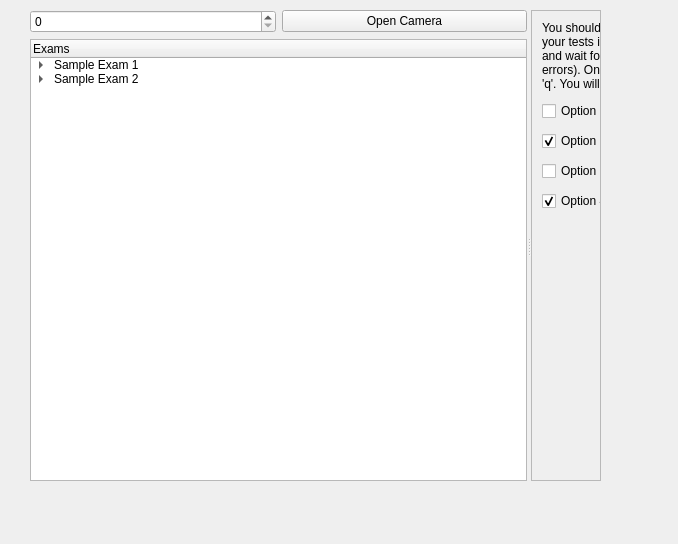
First picture: the form in qtui/ui/page3_scan.ui, repository matcom/autoexam, before the edit.
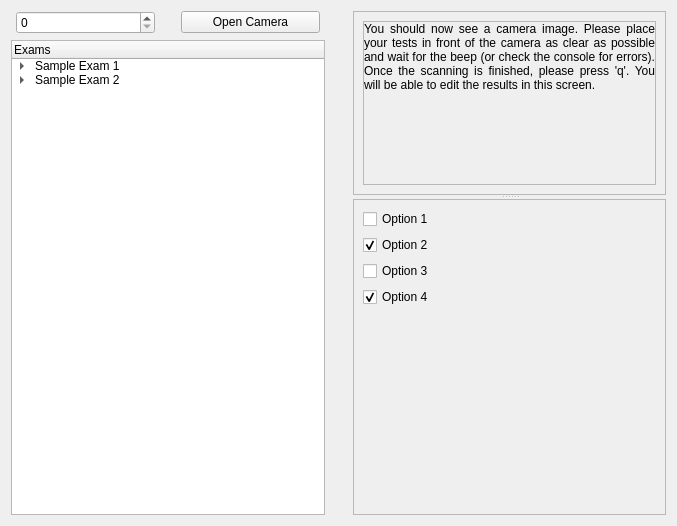
Second picture: the form after the edit.

Commit message: Fix the scanner layout

The edit to the form file:
```diff
--- a/qtui/ui/page3_scan.ui
+++ b/qtui/ui/page3_scan.ui
@@ -6,53 +6,120 @@
    <rect>
     <x>0</x>
     <y>0</y>
-    <width>678</width>
-    <height>544</height>
+    <width>677</width>
+    <height>526</height>
    </rect>
   </property>
   <property name="windowTitle">
    <string>WizardPage</string>
   </property>
-  <widget class="QSplitter" name="splitter">
-   <property name="geometry">
-    <rect>
-     <x>30</x>
-     <y>10</y>
-     <width>571</width>
-     <height>471</height>
-    </rect>
-   </property>
-   <property name="maximumSize">
-    <size>
-     <width>16777215</width>
-     <height>16777215</height>
-    </size>
-   </property>
-   <property name="orientation">
-    <enum>Qt::Horizontal</enum>
-   </property>
-   <widget class="QWidget" name="">
+  <layout class="QHBoxLayout" name="horizontalLayout_2">
+   <item>
     <layout class="QVBoxLayout" name="verticalLayout">
      <item>
       <layout class="QHBoxLayout" name="horizontalLayout">
+       <item>
+        <spacer name="horizontalSpacer_2">
+         <property name="orientation">
+          <enum>Qt::Horizontal</enum>
+         </property>
+         <property name="sizeType">
+          <enum>QSizePolicy::Minimum</enum>
+         </property>
+         <property name="sizeHint" stdset="0">
+          <size>
+           <width>5</width>
+           <height>20</height>
+          </size>
+         </property>
+        </spacer>
+       </item>
        <item>
         <widget class="QSpinBox" name="cameraIndexSpin">
+         <property name="sizePolicy">
+          <sizepolicy hsizetype="Preferred" vsizetype="Fixed">
+           <horstretch>0</horstretch>
+           <verstretch>0</verstretch>
+          </sizepolicy>
+         </property>
          <property name="maximum">
           <number>2</number>
          </property>
         </widget>
        </item>
+       <item>
+        <spacer name="horizontalSpacer">
+         <property name="orientation">
+          <enum>Qt::Horizontal</enum>
+         </property>
+         <property name="sizeType">
+          <enum>QSizePolicy::Preferred</enum>
+         </property>
+         <property name="sizeHint" stdset="0">
+          <size>
+           <width>20</width>
+           <height>20</height>
+          </size>
+         </property>
+        </spacer>
+       </item>
        <item>
         <widget class="QPushButton" name="openCameraButton">
+         <property name="sizePolicy">
+          <sizepolicy hsizetype="Preferred" vsizetype="Fixed">
+           <horstretch>0</horstretch>
+           <verstretch>0</verstretch>
+          </sizepolicy>
+         </property>
          <property name="text">
           <string>Open Camera</string>
          </property>
         </widget>
        </item>
+       <item>
+        <spacer name="horizontalSpacer_3">
+         <property name="orientation">
+          <enum>Qt::Horizontal</enum>
+         </property>
+         <property name="sizeType">
+          <enum>QSizePolicy::Minimum</enum>
+         </property>
+         <property name="sizeHint" stdset="0">
+          <size>
+           <width>5</width>
+           <height>20</height>
+          </size>
+         </property>
+        </spacer>
+       </item>
       </layout>
      </item>
      <item>
       <widget class="QTreeWidget" name="treeWidget">
+       <property name="sizePolicy">
+        <sizepolicy hsizetype="Minimum" vsizetype="Expanding">
+         <horstretch>0</horstretch>
+         <verstretch>0</verstretch>
+        </sizepolicy>
+       </property>
+       <property name="minimumSize">
+        <size>
+         <width>0</width>
+         <height>0</height>
+        </size>
+       </property>
+       <property name="maximumSize">
+        <size>
+         <width>400</width>
+         <height>16777215</height>
+        </size>
+       </property>
+       <property name="sizeIncrement">
+        <size>
+         <width>1</width>
+         <height>0</height>
+        </size>
+       </property>
        <property name="iconSize">
         <size>
          <width>16</width>
@@ -115,73 +182,130 @@
       </widget>
      </item>
     </layout>
-   </widget>
+   </item>
+   <item>
+    <spacer name="horizontalSpacer_4">
+     <property name="orientation">
+      <enum>Qt::Horizontal</enum>
+     </property>
+     <property name="sizeType">
+      <enum>QSizePolicy::Preferred</enum>
+     </property>
+     <property name="sizeHint" stdset="0">
+      <size>
+       <width>22</width>
+       <height>20</height>
+      </size>
+     </property>
+    </spacer>
+   </item>
+   <item>
+    <widget class="QSplitter" name="splitter">
+     <property name="orientation">
+      <enum>Qt::Vertical</enum>
+     </property>
+     <property name="opaqueResize">
+      <bool>true</bool>
+     </property>
    <widget class="QScrollArea" name="scrollArea">
-    <property name="sizePolicy">
-     <sizepolicy hsizetype="Expanding" vsizetype="Expanding">
-      <horstretch>0</horstretch>
-      <verstretch>0</verstretch>
-     </sizepolicy>
-    </property>
     <property name="widgetResizable">
      <bool>true</bool>
     </property>
+      <property name="alignment">
+       <set>Qt::AlignJustify|Qt::AlignTop</set>
+      </property>
     <widget class="QWidget" name="scrollAreaWidgetContents">
      <property name="geometry">
       <rect>
        <x>0</x>
        <y>0</y>
-       <width>316</width>
-       <height>469</height>
-      </rect>
-     </property>
-     <widget class="QWidget" name="layoutWidget">
-      <property name="geometry">
-       <rect>
-        <x>0</x>
-        <y>0</y>
-        <width>345</width>
-        <height>295</height>
-       </rect>
-      </property>
-      <layout class="QHBoxLayout" name="horizontalLayout_3">
-       <item>
-        <layout class="QVBoxLayout" name="verticalLayout_3">
-         <item>
-          <layout class="QVBoxLayout" name="questionDataLayout">
-           <property name="spacing">
-            <number>10</number>
-           </property>
-           <property name="margin">
-            <number>10</number>
-           </property>
-           <item>
-            <widget class="QLabel" name="label_2">
+         <width>301</width>
+         <height>223</height>
+        </rect>
+       </property>
+       <layout class="QGridLayout" name="gridLayout">
+        <item row="0" column="0">
+         <widget class="QLabel" name="questionTextLabel">
              <property name="sizePolicy">
-              <sizepolicy hsizetype="MinimumExpanding" vsizetype="Preferred">
+           <sizepolicy hsizetype="Expanding" vsizetype="Expanding">
                <horstretch>0</horstretch>
                <verstretch>0</verstretch>
               </sizepolicy>
              </property>
+          <property name="maximumSize">
+           <size>
+            <width>16777215</width>
+            <height>16777215</height>
+           </size>
+          </property>
+          <property name="sizeIncrement">
+           <size>
+            <width>2</width>
+            <height>0</height>
+           </size>
+          </property>
+          <property name="frameShape">
+           <enum>QFrame::StyledPanel</enum>
+          </property>
              <property name="text">
               <string>You should now see a camera image. Please place your tests in front of the camera as clear as possible and wait for the beep (or check the console for errors). Once the scanning is finished, please press 'q'. You will be able to edit the results in this screen.</string>
              </property>
              <property name="alignment">
-              <set>Qt::AlignLeading|Qt::AlignLeft|Qt::AlignTop</set>
+           <set>Qt::AlignJustify|Qt::AlignTop</set>
              </property>
              <property name="wordWrap">
               <bool>true</bool>
              </property>
              <property name="margin">
-              <number>0</number>
+           <number>3</number>
              </property>
              <property name="indent">
               <number>0</number>
              </property>
             </widget>
            </item>
+       </layout>
+      </widget>
+     </widget>
+     <widget class="QScrollArea" name="scrollArea_2">
+      <property name="sizePolicy">
+       <sizepolicy hsizetype="Expanding" vsizetype="Maximum">
+        <horstretch>0</horstretch>
+        <verstretch>0</verstretch>
+       </sizepolicy>
+      </property>
+      <property name="widgetResizable">
+       <bool>true</bool>
+      </property>
+      <property name="alignment">
+       <set>Qt::AlignLeading|Qt::AlignLeft|Qt::AlignTop</set>
+      </property>
+      <widget class="QWidget" name="scrollAreaWidgetContents_2">
+       <property name="geometry">
+        <rect>
+         <x>0</x>
+         <y>0</y>
+         <width>301</width>
+         <height>275</height>
+        </rect>
+       </property>
+       <layout class="QVBoxLayout" name="verticalLayout_3">
+        <item>
+         <layout class="QVBoxLayout" name="questionDataLayout">
            <item>
             <widget class="QCheckBox" name="checkBox">
+            <property name="sizePolicy">
+             <sizepolicy hsizetype="Expanding" vsizetype="Fixed">
+              <horstretch>0</horstretch>
+              <verstretch>0</verstretch>
+             </sizepolicy>
+            </property>
+            <property name="maximumSize">
+             <size>
+              <width>350</width>
+              <height>16777215</height>
+             </size>
+            </property>
              <property name="text">
               <string>Option 1</string>
              </property>
@@ -189,6 +313,18 @@
            </item>
            <item>
             <widget class="QCheckBox" name="checkBox_2">
+            <property name="sizePolicy">
+             <sizepolicy hsizetype="Expanding" vsizetype="Fixed">
+              <horstretch>0</horstretch>
+              <verstretch>0</verstretch>
+             </sizepolicy>
+            </property>
+            <property name="maximumSize">
+             <size>
+              <width>350</width>
+              <height>16777215</height>
+             </size>
+            </property>
              <property name="text">
               <string>Option 2</string>
              </property>
@@ -199,6 +335,18 @@
            </item>
            <item>
             <widget class="QCheckBox" name="checkBox_3">
+            <property name="sizePolicy">
+             <sizepolicy hsizetype="Expanding" vsizetype="Fixed">
+              <horstretch>0</horstretch>
+              <verstretch>0</verstretch>
+             </sizepolicy>
+            </property>
+            <property name="maximumSize">
+             <size>
+              <width>350</width>
+              <height>16777215</height>
+             </size>
+            </property>
              <property name="text">
               <string>Option 3</string>
              </property>
@@ -206,6 +354,18 @@
            </item>
            <item>
             <widget class="QCheckBox" name="checkBox_4">
+            <property name="sizePolicy">
+             <sizepolicy hsizetype="Expanding" vsizetype="Fixed">
+              <horstretch>0</horstretch>
+              <verstretch>0</verstretch>
+             </sizepolicy>
+            </property>
+            <property name="maximumSize">
+             <size>
+              <width>350</width>
+              <height>16777215</height>
+             </size>
+            </property>
              <property name="text">
               <string>Option 4</string>
              </property>
@@ -230,25 +390,14 @@
           </spacer>
          </item>
         </layout>
-       </item>
-       <item>
-        <spacer name="horizontalSpacer">
-         <property name="orientation">
-          <enum>Qt::Horizontal</enum>
-         </property>
-         <property name="sizeHint" stdset="0">
-          <size>
-           <width>40</width>
-           <height>20</height>
-          </size>
-         </property>
-        </spacer>
-       </item>
-      </layout>
-     </widget>
-    </widget>
-   </widget>
-  </widget>
+      </widget>
+     </widget>
+    </widget>
+   </item>
+  </layout>
+  <zorder>splitter</zorder>
+  <zorder>horizontalSpacer_4</zorder>
+  <zorder></zorder>
  </widget>
  <resources/>
  <connections/>
```
Lines whose indentation alone changed are shown as unchanged. The commit also changes 1 other file.
